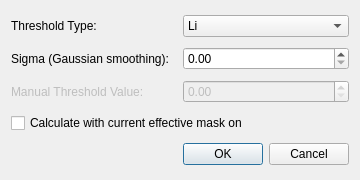
The window that src/puprisa/ui/forms/intensity_threshold_dialog.ui (MCFLab/puprisa) describes before a commit, drawn with Qt 5.
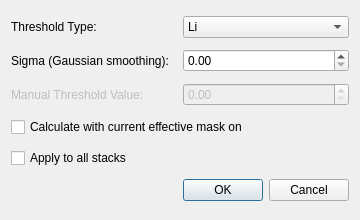
The same window after the commit. Icons and pictures are not drawn.

Patch:
```diff
--- a/src/puprisa/ui/forms/intensity_threshold_dialog.ui
+++ b/src/puprisa/ui/forms/intensity_threshold_dialog.ui
@@ -7,7 +7,7 @@
     <x>0</x>
     <y>0</y>
     <width>360</width>
-    <height>180</height>
+    <height>220</height>
    </rect>
   </property>
   <property name="windowTitle">
@@ -84,6 +84,13 @@
      </property>
     </widget>
    </item>
+   <item>
+    <widget class="QCheckBox" name="applyAllCheckBox">
+     <property name="text">
+      <string>Apply to all stacks</string>
+     </property>
+    </widget>
+   </item>
    <item>
     <widget class="QDialogButtonBox" name="buttonBox">
      <property name="orientation">
```
